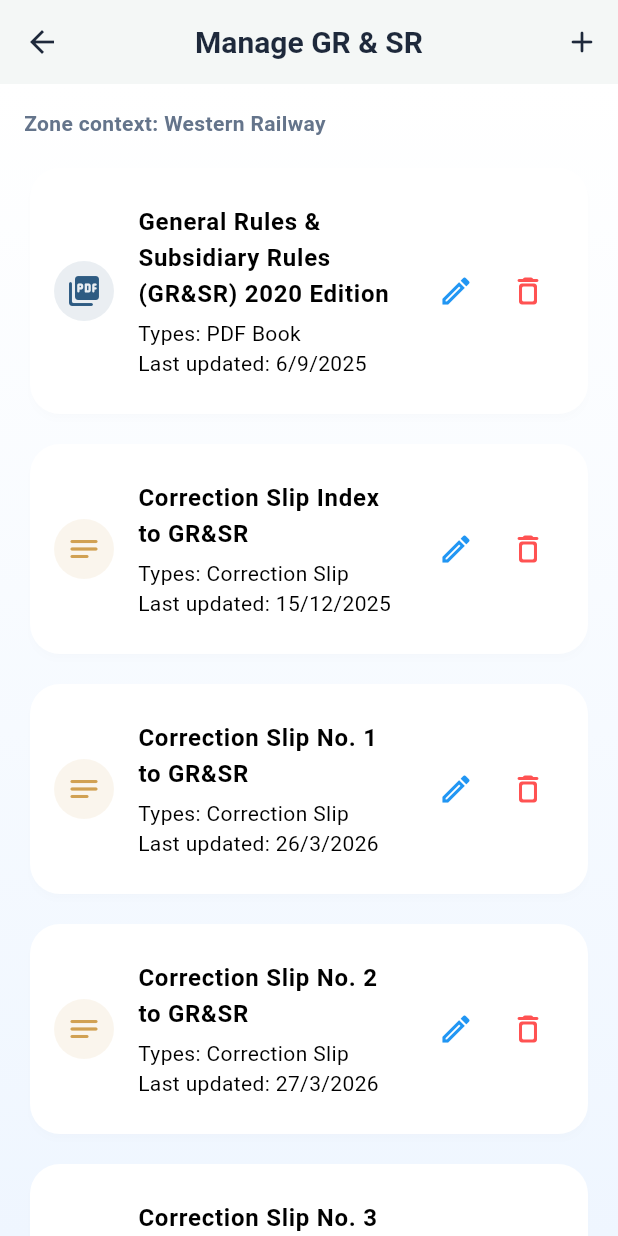
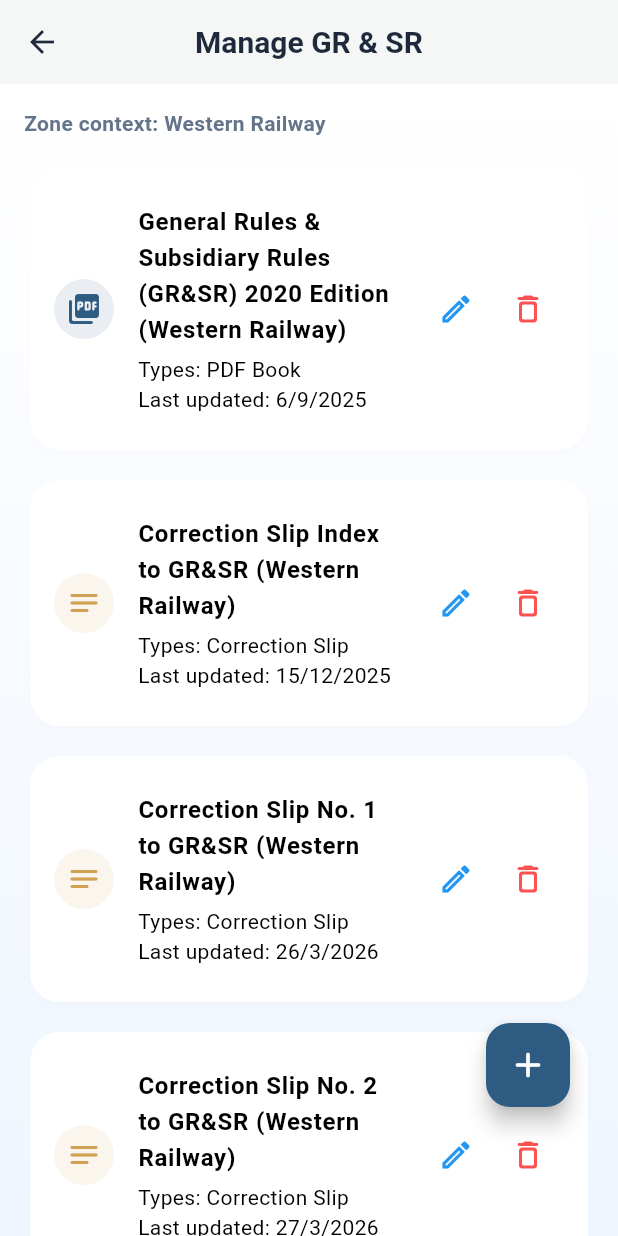
Before and after one commit to Zainab-013/WR-Slips, a Flutter app: the AdminHomeScreen screen opened directly, after a tap on "GR & SR", on a phone screen of 412 x 824 dp. Run offline on Flutter 3.47's test engine with Material 3 defaults, Android fonts, the phone set to English and light mode, and no system bars; our stand-ins replace shared_preferences; missing offline and left inert: syncfusion_flutter_pdfviewer; accounts and stored records are empty.

Commit message:
Polished UI aesthetics, added settings & support modules, refactored category grid addition, and shifted FAB layouts

```diff
--- a/frontend/lib/repositories/document_repository.dart
+++ b/frontend/lib/repositories/document_repository.dart
@@ -3,47 +3,57 @@
 import '../models/document_model.dart';
 
 class DocumentRepository {
-  static const String _docsDbKey = 'documents_database_v2';
+  static const String _docsDbKey = 'documents_database_v3';
 
   // Seed documents
   Future<void> init() async {
     final prefs = await SharedPreferences.getInstance();
     if (!prefs.containsKey(_docsDbKey)) {
-      final defaultDocs = [
-        // GR & SR Main PDF Book
+      final defaultDocs = <DocumentModel>[];
+
+      // Define zones to seed
+      final zones = ['Western Railway', 'Central Railway', 'Northern Railway', 'Southern Railway'];
+
+      for (final zone in zones) {
+        // Seed GR & SR Main PDF Book
+        defaultDocs.add(
           DocumentModel(
-          id: 'doc_1',
-          title: 'General Rules & Subsidiary Rules (GR&SR) 2020 Edition',
+            id: 'doc_1_${zone.replaceAll(' ', '_')}',
+            title: 'General Rules & Subsidiary Rules (GR&SR) 2020 Edition ($zone)',
             category: 'GR & SR',
-          zone: 'Western Railway',
+            zone: zone,
             pdfUrl: 'assets/docs/sample.pdf',
             slipUrl: null,
             uploadedBy: 'Railway Admin',
             createdAt: DateTime.now().subtract(const Duration(days: 300)),
             updatedAt: DateTime.now().subtract(const Duration(days: 300)),
           ),
+        );
+
         // Correction Slip Index (represented by 'i')
+        defaultDocs.add(
           DocumentModel(
-          id: 'slip_index',
-          title: 'Correction Slip Index to GR&SR',
+            id: 'slip_index_${zone.replaceAll(' ', '_')}',
+            title: 'Correction Slip Index to GR&SR ($zone)',
             category: 'GR & SR',
-          zone: 'Western Railway',
+            zone: zone,
             pdfUrl: null,
             slipUrl: 'assets/docs/sample.pdf',
             uploadedBy: 'Railway Admin',
             createdAt: DateTime.now().subtract(const Duration(days: 200)),
             updatedAt: DateTime.now().subtract(const Duration(days: 200)),
           ),
-      ];
+        );
 
-      // Dynamically generate correction slips 1 to 31 for GR & SR
-      for (int i = 1; i <= 31; i++) {
+        // For WR, seed full set of 31 slips. For other zones, seed 5 slips.
+        final slipCount = (zone == 'Western Railway') ? 31 : 5;
+        for (int i = 1; i <= slipCount; i++) {
           defaultDocs.add(
             DocumentModel(
-            id: 'slip_$i',
-            title: 'Correction Slip No. $i to GR&SR',
+              id: 'slip_${i}_${zone.replaceAll(' ', '_')}',
+              title: 'Correction Slip No. $i to GR&SR ($zone)',
               category: 'GR & SR',
-            zone: 'Western Railway',
+              zone: zone,
               pdfUrl: null,
               slipUrl: 'assets/docs/sample.pdf',
               uploadedBy: 'Railway Admin',
@@ -53,78 +63,81 @@
           );
         }
 
-      // Add O.M
-      defaultDocs.addAll([
+        // Add O.M (Operating Manual)
+        defaultDocs.add(
           DocumentModel(
-          id: 'doc_3',
-          title: 'Operating Manual (OM) Chapter 1-5',
+            id: 'doc_3_${zone.replaceAll(' ', '_')}',
+            title: 'Operating Manual (OM) Chapter 1-5 ($zone)',
             category: 'O.M',
-          zone: 'Western Railway',
+            zone: zone,
             pdfUrl: 'assets/docs/sample.pdf',
             slipUrl: null,
             uploadedBy: 'Railway Admin',
             createdAt: DateTime.now().subtract(const Duration(days: 180)),
             updatedAt: DateTime.now().subtract(const Duration(days: 180)),
           ),
+        );
+
+        // Add dummy slip for O.M
+        defaultDocs.add(
           DocumentModel(
-          id: 'doc_4',
-          title: 'Correction Slip for Operating Manual Chapter 3',
+            id: 'doc_4_${zone.replaceAll(' ', '_')}',
+            title: 'Correction Slip for Operating Manual Chapter 3 ($zone)',
             category: 'O.M',
-          zone: 'Western Railway',
+            zone: zone,
             pdfUrl: null,
             slipUrl: 'assets/docs/sample.pdf',
             uploadedBy: 'Railway Admin',
             createdAt: DateTime.now().subtract(const Duration(days: 10)),
             updatedAt: DateTime.now().subtract(const Duration(days: 10)),
           ),
-        // A.M
+        );
+
+        // Add A.M (Accident Manual)
+        defaultDocs.add(
           DocumentModel(
-          id: 'doc_5',
-          title: 'Accident Manual 2022',
+            id: 'doc_5_${zone.replaceAll(' ', '_')}',
+            title: 'Accident Manual 2022 ($zone)',
             category: 'A.M',
-          zone: 'Western Railway',
+            zone: zone,
             pdfUrl: 'assets/docs/sample.pdf',
             slipUrl: null,
             uploadedBy: 'Railway Admin',
             createdAt: DateTime.now().subtract(const Duration(days: 250)),
             updatedAt: DateTime.now().subtract(const Duration(days: 250)),
           ),
+        );
+
+        // Add B.W.M (Block Working Manual)
+        defaultDocs.add(
           DocumentModel(
-          id: 'doc_6',
-          title: 'Accident Manual Appendices',
-          category: 'A.M',
-          zone: 'Central Railway',
-          pdfUrl: 'assets/docs/sample.pdf',
-          slipUrl: null,
-          uploadedBy: 'Railway Admin',
-          createdAt: DateTime.now().subtract(const Duration(days: 120)),
-          updatedAt: DateTime.now().subtract(const Duration(days: 120)),
-        ),
-        // B.W.M
-        DocumentModel(
-          id: 'doc_7',
-          title: 'Block Working Manual (BWM)',
+            id: 'doc_7_${zone.replaceAll(' ', '_')}',
+            title: 'Block Working Manual ($zone)',
             category: 'B.W.M',
-          zone: 'Western Railway',
+            zone: zone,
             pdfUrl: 'assets/docs/sample.pdf',
             slipUrl: null,
             uploadedBy: 'Railway Admin',
             createdAt: DateTime.now().subtract(const Duration(days: 400)),
             updatedAt: DateTime.now().subtract(const Duration(days: 400)),
           ),
-        // U.S.R
+        );
+
+        // Add U.S.R (Unified Standard Schedule of Rates)
+        defaultDocs.add(
           DocumentModel(
-          id: 'doc_8',
-          title: 'Unified Standard Schedule of Rates (USSR)',
+            id: 'doc_8_${zone.replaceAll(' ', '_')}',
+            title: 'Unified Standard Schedule of Rates ($zone)',
             category: 'U.S.R',
-          zone: 'Western Railway',
+            zone: zone,
             pdfUrl: 'assets/docs/sample.pdf',
             slipUrl: null,
             uploadedBy: 'Railway Admin',
             createdAt: DateTime.now().subtract(const Duration(days: 50)),
             updatedAt: DateTime.now().subtract(const Duration(days: 50)),
           ),
-      ]);
+        );
+      }
 
       final docsJson = defaultDocs.map((d) => d.toJson()).toList();
       await prefs.setString(_docsDbKey, jsonEncode(docsJson));
--- a/frontend/lib/screens/admin_home_screen.dart
+++ b/frontend/lib/screens/admin_home_screen.dart
@@ -3,7 +3,6 @@
 import '../app_state.dart';
 import '../theme.dart';
 import 'manage_documents_screen.dart';
-import 'add_edit_document_screen.dart';
 import 'profile_screen.dart';
 import 'settings_screen.dart';
 
@@ -55,6 +54,60 @@
     },
   ];
 
+  void _showAddCategoryDialog() {
+    final titleController = TextEditingController();
+    final subtitleController = TextEditingController();
+
+    showDialog(
+      context: context,
+      builder: (ctx) => AlertDialog(
+        title: const Text('Add Category', style: TextStyle(fontWeight: FontWeight.bold)),
+        shape: RoundedRectangleBorder(borderRadius: BorderRadius.circular(20)),
+        content: Column(
+          mainAxisSize: MainAxisSize.min,
+          children: [
+            TextField(
+              controller: titleController,
+              decoration: const InputDecoration(
+                labelText: 'Category Name',
+                hintText: 'e.g. S.O.P',
+              ),
+            ),
+            const SizedBox(height: 12),
+            TextField(
+              controller: subtitleController,
+              decoration: const InputDecoration(
+                labelText: 'Description',
+                hintText: 'e.g. Standard Operating Procedures',
+              ),
+            ),
+          ],
+        ),
+        actions: [
+          TextButton(
+            onPressed: () => Navigator.of(ctx).pop(),
+            child: const Text('Cancel'),
+          ),
+          ElevatedButton(
+            onPressed: () {
+              final name = titleController.text.trim();
+              if (name.isEmpty) return;
+              Navigator.of(ctx).pop();
+              ScaffoldMessenger.of(context).showSnackBar(
+                SnackBar(
+                  content: Text('Category "$name" created successfully!'),
+                  backgroundColor: AppTheme.accentTeal,
+                ),
+              );
+            },
+            style: ElevatedButton.styleFrom(backgroundColor: AppTheme.primaryBlue),
+            child: const Text('Create'),
+          ),
+        ],
+      ),
+    );
+  }
+
   @override
   Widget build(BuildContext context) {
     final appState = Provider.of<AppState>(context);
@@ -76,15 +129,6 @@
               isDark ? Icons.light_mode_rounded : Icons.dark_mode_rounded,
             ),
             onPressed: () => appState.toggleThemeMode(),
-          ),
-          IconButton(
-            icon: const Icon(Icons.account_circle_outlined),
-            tooltip: 'My Profile',
-            onPressed: () {
-              Navigator.of(context).push(
-                MaterialPageRoute(builder: (_) => const ProfileScreen()),
-              );
-            },
           ),
         ],
       ),
@@ -223,8 +267,11 @@
                     mainAxisSpacing: 16,
                     childAspectRatio: 1.15,
                   ),
-                  itemCount: _sections.length,
+                  itemCount: _sections.length + 1,
                   itemBuilder: (context, index) {
+                    if (index == _sections.length) {
+                      return _buildAddCategoryCard(context, isDark);
+                    }
                     final section = _sections[index];
                     return InkWell(
                       onTap: () {
@@ -298,20 +345,50 @@
           ),
         ),
       ),
-      floatingActionButton: FloatingActionButton.extended(
-        onPressed: () {
-          Navigator.of(context).push(
-            MaterialPageRoute(
-              builder: (_) => AddEditDocumentScreen(
-                initialCategory: _sections.first['title'] as String,
+    );
+  }
+
+  Widget _buildAddCategoryCard(BuildContext context, bool isDark) {
+    return Container(
+      decoration: BoxDecoration(
+        color: isDark ? AppTheme.cardDark.withOpacity(0.5) : Colors.white,
+        borderRadius: BorderRadius.circular(16),
+        boxShadow: [
+          BoxShadow(
+            color: Colors.black.withOpacity(0.02),
+            blurRadius: 8,
+            offset: const Offset(0, 4),
+          )
+        ],
+        border: Border.all(
+          color: isDark ? const Color(0xFF334155) : Colors.grey.shade300,
+          width: 2,
+        ),
+      ),
+      child: ClipRRect(
+        borderRadius: BorderRadius.circular(16),
+        child: InkWell(
+          onTap: _showAddCategoryDialog,
+          child: Column(
+            mainAxisAlignment: MainAxisAlignment.center,
+            children: [
+              Icon(
+                Icons.add_circle_outline_rounded,
+                color: isDark ? Colors.white60 : Colors.grey.shade400,
+                size: 32,
               ),
-            ),
-          );
-        },
-        backgroundColor: AppTheme.primaryBlue,
-        foregroundColor: Colors.white,
-        icon: const Icon(Icons.add_rounded),
-        label: const Text('Add Document'),
+              const SizedBox(height: 8),
+              Text(
+                'Add Category',
+                style: TextStyle(
+                  fontSize: 14,
+                  fontWeight: FontWeight.bold,
+                  color: isDark ? Colors.white70 : Colors.grey.shade600,
+                ),
+              ),
+            ],
+          ),
+        ),
       ),
     );
   }
--- a/frontend/lib/screens/manage_documents_screen.dart
+++ b/frontend/lib/screens/manage_documents_screen.dart
@@ -55,20 +55,6 @@
     return Scaffold(
       appBar: AppBar(
         title: Text('Manage $categoryName'),
-        actions: [
-          IconButton(
-            icon: const Icon(Icons.add_rounded),
-            onPressed: () {
-              Navigator.of(context).push(
-                MaterialPageRoute(
-                  builder: (_) => AddEditDocumentScreen(
-                    initialCategory: categoryName,
-                  ),
-                ),
-              );
-            },
-          ),
-        ],
       ),
       body: Container(
         decoration: BoxDecoration(
@@ -106,20 +92,6 @@
                             const Text(
                               'No documents uploaded for this section yet.',
                               style: TextStyle(color: Colors.grey),
-                            ),
-                            const SizedBox(height: 16),
-                            ElevatedButton.icon(
-                              onPressed: () {
-                                Navigator.of(context).push(
-                                  MaterialPageRoute(
-                                    builder: (_) => AddEditDocumentScreen(
-                                      initialCategory: categoryName,
-                                    ),
-                                  ),
-                                );
-                              },
-                              icon: const Icon(Icons.add_rounded),
-                              label: const Text('Add First Document'),
                             ),
                           ],
                         ),
@@ -185,6 +157,22 @@
           ),
         ),
       ),
+      floatingActionButton: Padding(
+        padding: const EdgeInsets.only(bottom: 70.0, right: 16.0),
+        child: FloatingActionButton(
+          onPressed: () {
+            Navigator.of(context).push(
+              MaterialPageRoute(
+                builder: (_) => AddEditDocumentScreen(
+                  initialCategory: categoryName,
+                ),
+              ),
+            );
+          },
+          backgroundColor: AppTheme.primaryBlue,
+          child: const Icon(Icons.add_rounded, size: 28, color: Colors.white),
+        ),
+      ),
     );
   }
 }
--- a/frontend/lib/screens/settings_screen.dart
+++ b/frontend/lib/screens/settings_screen.dart
@@ -216,7 +216,7 @@
                       ),
                       const SizedBox(height: 4),
                       Text(
-                        'Version 1.0.0 (Production Stable)',
+                        'Version 1.0.0 ',
                         style: TextStyle(
                           fontSize: 12,
                           color: isDark ? AppTheme.textDarkSecondary : AppTheme.textLightSecondary,
```
Also changed, not shown: frontend/lib/screens/add_edit_document_screen.dart (+43 -10 lines), frontend/lib/screens/user_home_screen.dart (+1 -9 lines). Lines whose indentation alone changed are shown as unchanged.
